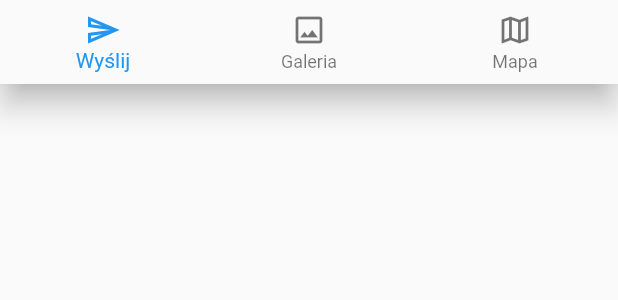
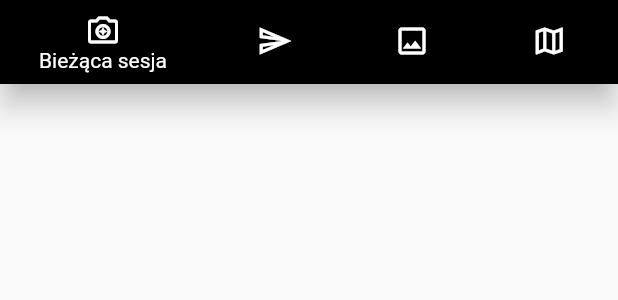
Before and after one commit to darthwentyl/photo_gallery_flutter, a Flutter app: the PhotoBottomNavigationWidget widget shown alone on an empty page, opened directly, on a phone screen of 412 x 824 dp. Shown: the top 300 px of the screen. Run offline on Flutter 3.47's test engine with Material 2 defaults, Android fonts, the phone set to English and light mode, and no system bars; our stand-ins replace camera, geocoding, location, permission_handler.

Commit message:
PhotoBottomNavigationWidget implementation #2 - refactoring photo list - add new option to the bottom navigation

```diff
--- a/lib/pages/photo_page.dart
+++ b/lib/pages/photo_page.dart
@@ -1,16 +1,14 @@
-import 'dart:io';
-
-import 'package:camera/camera.dart';
 import 'package:flutter/cupertino.dart';
 import 'package:flutter/material.dart';
 import 'package:photo_gallery/strings.dart';
+import 'package:photo_gallery/utils/photos_list.dart';
 import 'package:photo_gallery/widgets/photo_bottom_navigation_widget.dart';
 import 'package:photo_gallery/widgets/photo_main_widget.dart';
 
 class PhotoPage extends StatelessWidget {
   const PhotoPage({required this.photoList, Key? key}) : super(key: key);
 
-  final List<XFile> photoList;
+  final PhotosList photoList;
 
   @override
   Widget build(BuildContext context) {
--- a/lib/strings.dart
+++ b/lib/strings.dart
@@ -25,4 +25,5 @@ class Strings {
   static const String send_photo_nav_bar = "Wyślij";
   static const String galery_nav_bar = "Galeria";
   static const String map_nav_bar = "Mapa";
+  static const String current_session = "Bieżąca sesja";
 }
--- a/lib/styles.dart
+++ b/lib/styles.dart
@@ -19,4 +19,5 @@ class AppColor extends Color {
   static const unselectMode = Colors.black;
 
   static const galleryBackground = Colors.white;
+  static const iconBottomNavigationBackground = Colors.black;
 }
--- a/lib/utils/permissions_requester.dart
+++ b/lib/utils/permissions_requester.dart
@@ -5,6 +5,7 @@ class PermissionsRequester {
     Map<Permission, PermissionStatus> statuses = await [
       Permission.camera,
       Permission.location,
+      Permission.sms,
     ].request();
 
     statuses.forEach((key, status) async {
--- a/lib/widgets/photo_bottom_navigation_widget.dart
+++ b/lib/widgets/photo_bottom_navigation_widget.dart
@@ -1,6 +1,7 @@
 import 'package:flutter/cupertino.dart';
 import 'package:flutter/material.dart';
 import 'package:photo_gallery/strings.dart';
+import 'package:photo_gallery/styles.dart';
 
 class PhotoBottomNavigationWidget extends StatefulWidget {
   const PhotoBottomNavigationWidget({Key? key}) : super(key: key);
@@ -18,16 +19,24 @@ class PhotoBottomNavigationState extends State<PhotoBottomNavigationWidget> {
       currentIndex: _currentIndex,
       items: const [
         BottomNavigationBarItem(
+          icon: Icon(Icons.enhance_photo_translate_outlined),
+          label: Strings.current_session,
+          backgroundColor: AppColor.iconBottomNavigationBackground,
+        ),
+        BottomNavigationBarItem(
           icon: Icon(Icons.send_outlined),
           label: Strings.send_photo_nav_bar,
+          backgroundColor: AppColor.iconBottomNavigationBackground,
         ),
         BottomNavigationBarItem(
           icon: Icon(Icons.image_outlined),
           label: Strings.galery_nav_bar,
+          backgroundColor: AppColor.iconBottomNavigationBackground,
         ),
         BottomNavigationBarItem(
           icon: Icon(Icons.map_outlined),
           label: Strings.map_nav_bar,
+          backgroundColor: AppColor.iconBottomNavigationBackground,
         )
       ],
       onTap: _onTap,
--- a/pubspec.yaml
+++ b/pubspec.yaml
@@ -35,6 +35,7 @@ dependencies:
   location:
   geocoding:
   permission_handler:
+  mms:
 
   # The following adds the Cupertino Icons font to your application.
   # Use with the CupertinoIcons class for iOS style icons.
```
Also changed, not shown: lib/datas/photo_information.dart (added, +12 -0 lines), lib/utils/photos_list.dart (added, +28 -0 lines), lib/widgets/camera_main_widget.dart (+6 -12 lines), lib/widgets/photo_list_widget.dart (+7 -6 lines), lib/widgets/photo_main_widget.dart (+5 -6 lines), pubspec.lock, 2 other files.
